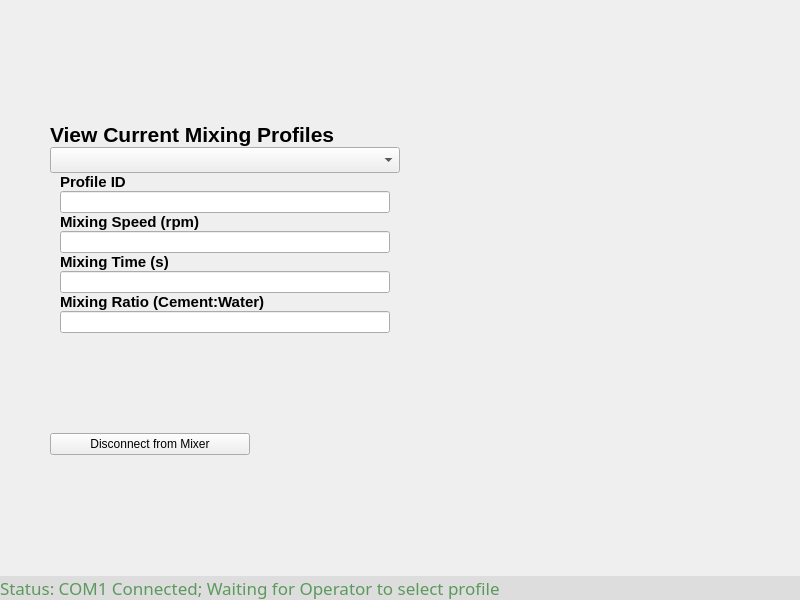
EPOHnomeL/design, file initwidget.ui: the form before one commit.
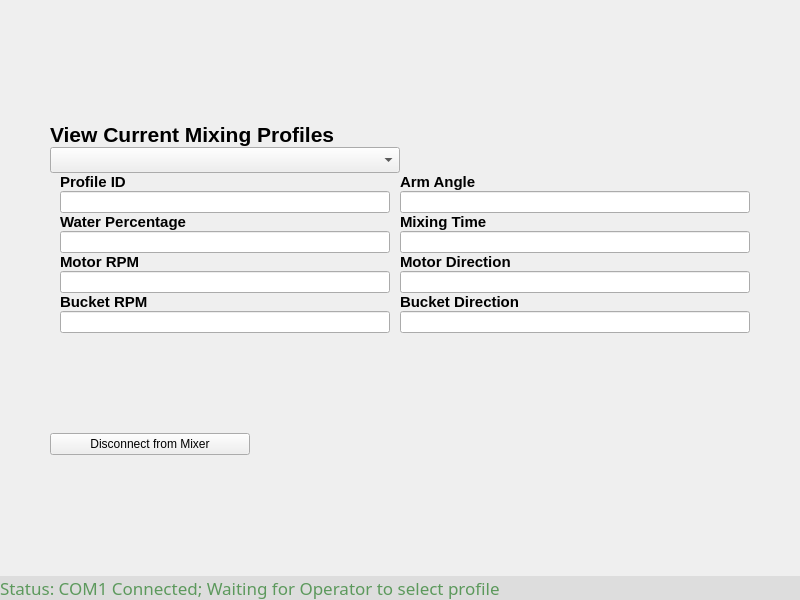
The form after the commit.

What changed in the file:
```diff
--- a/initwidget.ui
+++ b/initwidget.ui
@@ -119,19 +119,6 @@
          </property>
         </widget>
        </item>
-       <item row="2" column="1">
-        <spacer name="verticalSpacer_2">
-         <property name="orientation">
-          <enum>Qt::Vertical</enum>
-         </property>
-         <property name="sizeHint" stdset="0">
-          <size>
-           <width>20</width>
-           <height>40</height>
-          </size>
-         </property>
-        </spacer>
-       </item>
        <item row="2" column="0">
         <layout class="QVBoxLayout" name="verticalLayout_3">
          <property name="leftMargin">
@@ -165,7 +152,7 @@
             </font>
            </property>
            <property name="text">
-            <string>Mixing Speed (rpm)</string>
+            <string>Water Percentage</string>
            </property>
           </widget>
          </item>
@@ -181,7 +168,7 @@
             </font>
            </property>
            <property name="text">
-            <string>Mixing Time (s)</string>
+            <string>Motor RPM</string>
            </property>
           </widget>
          </item>
@@ -197,7 +184,7 @@
             </font>
            </property>
            <property name="text">
-            <string>Mixing Ratio (Cement:Water)</string>
+            <string>Bucket RPM</string>
            </property>
           </widget>
          </item>
@@ -247,6 +234,80 @@
          </property>
         </spacer>
        </item>
+       <item row="2" column="1">
+        <layout class="QVBoxLayout" name="verticalLayout_4">
+         <item>
+          <widget class="QLabel" name="label">
+           <property name="sizePolicy">
+            <sizepolicy hsizetype="Minimum" vsizetype="Preferred">
+             <horstretch>0</horstretch>
+             <verstretch>0</verstretch>
+            </sizepolicy>
+           </property>
+           <property name="font">
+            <font>
+             <pointsize>11</pointsize>
+             <bold>true</bold>
+            </font>
+           </property>
+           <property name="text">
+            <string>Arm Angle</string>
+           </property>
+          </widget>
+         </item>
+         <item>
+          <widget class="QLineEdit" name="e_armAngle"/>
+         </item>
+         <item>
+          <widget class="QLabel" name="label_7">
+           <property name="font">
+            <font>
+             <pointsize>11</pointsize>
+             <bold>true</bold>
+            </font>
+           </property>
+           <property name="text">
+            <string>Mixing Time</string>
+           </property>
+          </widget>
+         </item>
+         <item>
+          <widget class="QLineEdit" name="e_time"/>
+         </item>
+         <item>
+          <widget class="QLabel" name="label_8">
+           <property name="font">
+            <font>
+             <pointsize>11</pointsize>
+             <bold>true</bold>
+            </font>
+           </property>
+           <property name="text">
+            <string>Motor Direction</string>
+           </property>
+          </widget>
+         </item>
+         <item>
+          <widget class="QLineEdit" name="e_motorDirection"/>
+         </item>
+         <item>
+          <widget class="QLabel" name="label_9">
+           <property name="font">
+            <font>
+             <pointsize>11</pointsize>
+             <bold>true</bold>
+            </font>
+           </property>
+           <property name="text">
+            <string>Bucket Direction</string>
+           </property>
+          </widget>
+         </item>
+         <item>
+          <widget class="QLineEdit" name="e_bucketDirection"/>
+         </item>
+        </layout>
+       </item>
       </layout>
      </item>
      <item>
```
Left out of the diff: 8 changed lines with no effect on the pictures.
